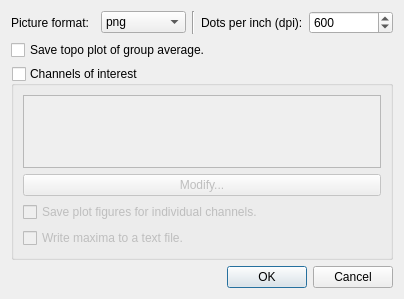
Above: meggie_batch/ui/qt4Designer_ui_files/groupAverageTFR.ui from cibr-jyu/meggie before the change. Below: the same form after it.
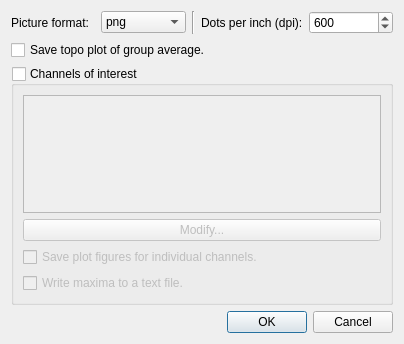
That is the form after the change.

The edit to the form file:
```diff
--- a/meggie_batch/ui/qt4Designer_ui_files/groupAverageTFR.ui
+++ b/meggie_batch/ui/qt4Designer_ui_files/groupAverageTFR.ui
@@ -7,7 +7,7 @@
     <x>0</x>
     <y>0</y>
     <width>404</width>
-    <height>299</height>
+    <height>344</height>
    </rect>
   </property>
   <property name="windowTitle">
```
Left out of the diff: 27 changed lines with no effect on the pictures.
